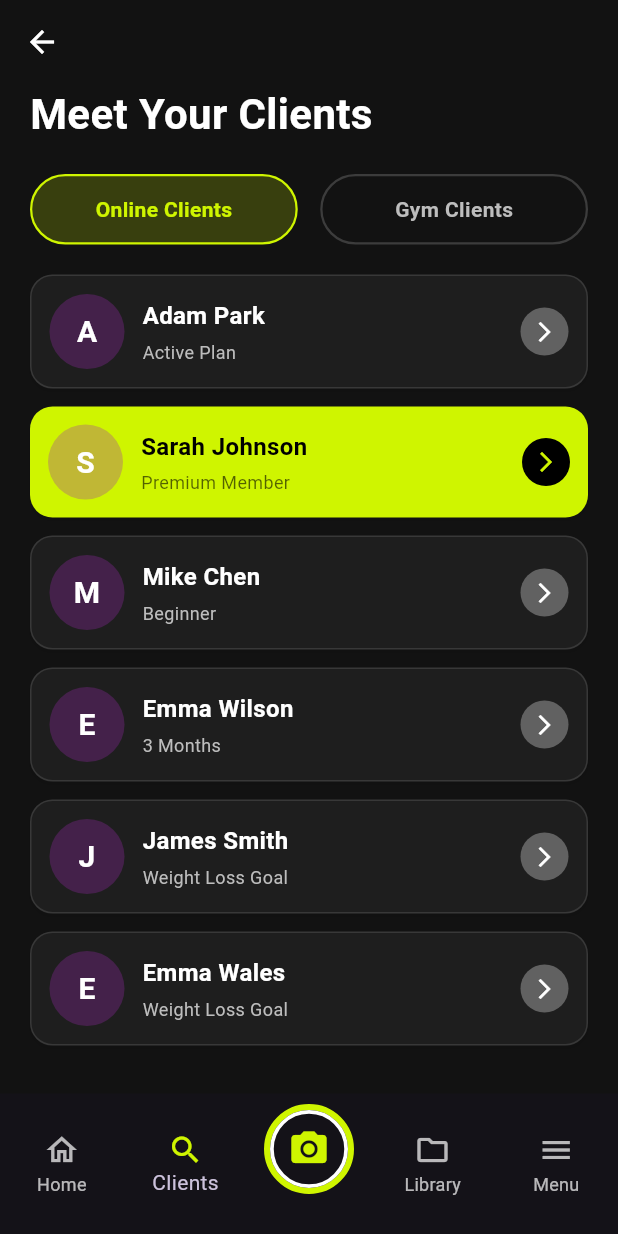
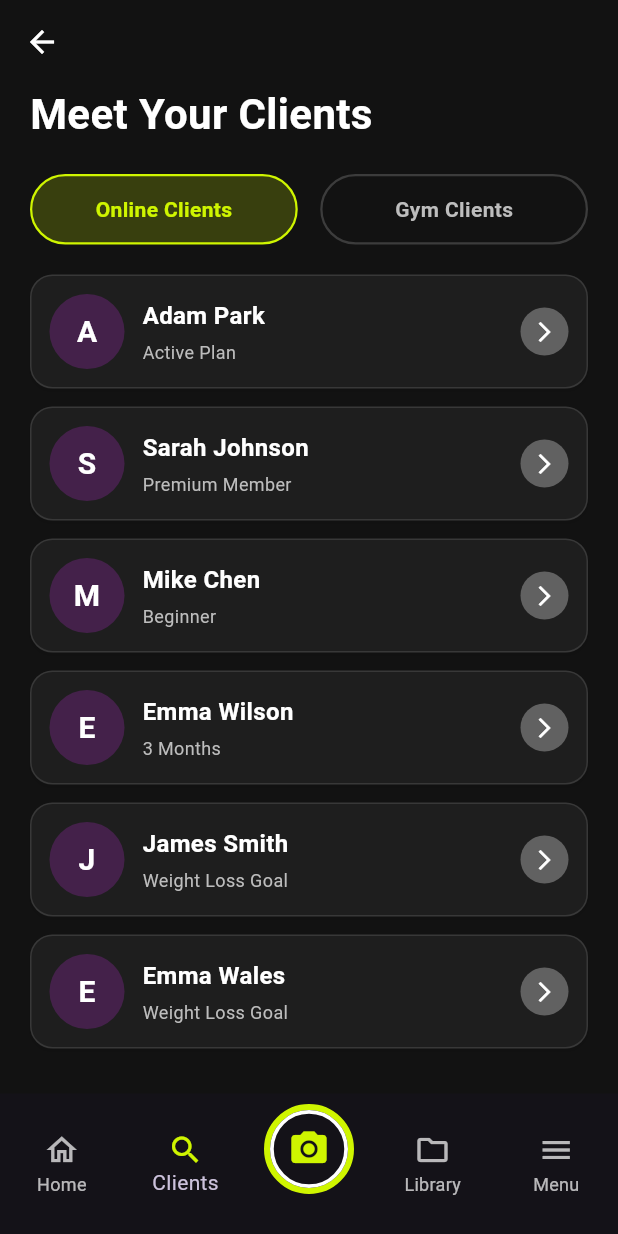
Before and after one commit to REPZ-AR/repz-ar, a Flutter app: the screen it shows after launch, item 2 of the bottom bar chosen, on a phone screen of 412 x 824 dp. Run offline on Flutter 3.47's test engine with Material 3 defaults, Android fonts, the phone set to English and light mode, and no system bars; our stand-ins replace camera; missing offline and left inert: google_mlkit_commons, google_mlkit_object_detection, google_mlkit_pose_detection.

Commit message:
fixed client selection logic

```diff
--- a/repz/lib/model/client.dart
+++ b/repz/lib/model/client.dart
@@ -1,11 +1,9 @@
 class Client {
   final String name;
   final String subtitle;
-  final bool isHighlighted;
 
   const Client({
     required this.name,
     required this.subtitle,
-    this.isHighlighted = false,
   });
 }
--- a/repz/lib/views/client_management.dart
+++ b/repz/lib/views/client_management.dart
@@ -15,11 +15,12 @@ class ClientManagementPage extends StatefulWidget {
 
 class _ClientManagementPageState extends State<ClientManagementPage> {
   bool isOnlineClients = true;
+  int? selectedClientIndex;
 
   // Sample data
   final List<Client> clients = const [
     Client(name: 'Adam Park', subtitle: 'Active Plan'),
-    Client(name: 'Sarah Johnson', subtitle: 'Premium Member', isHighlighted: true),
+    Client(name: 'Sarah Johnson', subtitle: 'Premium Member'),
     Client(name: 'Mike Chen', subtitle: 'Beginner'),
     Client(name: 'Emma Wilson', subtitle: '3 Months'),
     Client(name: 'James Smith', subtitle: 'Weight Loss Goal'),
@@ -85,9 +86,11 @@ class _ClientManagementPageState extends State<ClientManagementPage> {
                   client: clients[index],
                   isDarkMode: widget.isDarkMode,
                   accentColor: accentColor,
+                  isHighlighted: selectedClientIndex == index,
                   onTap: () {
-                    // Handle client tap
-                    print('Tapped on ${clients[index].name}');
+                    setState(() {
+                      selectedClientIndex = index;
+                    });
                   },
                 );
               },
--- a/repz/lib/widgets/common/client_card.dart
+++ b/repz/lib/widgets/common/client_card.dart
@@ -5,6 +5,7 @@ class ClientCard extends StatelessWidget {
   final Client client;
   final bool isDarkMode;
   final Color accentColor;
+  final bool isHighlighted; // Add this parameter
   final VoidCallback? onTap;
 
   const ClientCard({
@@ -12,6 +13,7 @@ class ClientCard extends StatelessWidget {
     required this.client,
     required this.isDarkMode,
     required this.accentColor,
+    this.isHighlighted = false, // Default to false
     this.onTap,
   }) : super(key: key);
 
@@ -26,9 +28,9 @@ class ClientCard extends StatelessWidget {
       child: Container(
         padding: const EdgeInsets.all(12),
         decoration: BoxDecoration(
-          color: client.isHighlighted ? accentColor : cardColor,
+          color: isHighlighted ? accentColor : cardColor, // Use parameter
           borderRadius: BorderRadius.circular(15),
-          border: client.isHighlighted
+          border: isHighlighted
               ? null
               : Border.all(
             color: Colors.grey.withOpacity(0.2),
@@ -70,7 +72,7 @@ class ClientCard extends StatelessWidget {
                     style: TextStyle(
                       fontSize: 16,
                       fontWeight: FontWeight.bold,
-                      color: client.isHighlighted ? Colors.black : textColor,
+                      color: isHighlighted ? Colors.black : textColor,
                     ),
                   ),
                   const SizedBox(height: 4),
@@ -78,7 +80,7 @@ class ClientCard extends StatelessWidget {
                     client.subtitle,
                     style: TextStyle(
                       fontSize: 12,
-                      color: client.isHighlighted
+                      color: isHighlighted
                           ? Colors.black.withOpacity(0.6)
                           : secondaryTextColor,
                     ),
@@ -91,14 +93,14 @@ class ClientCard extends StatelessWidget {
             Container(
               padding: const EdgeInsets.all(8),
               decoration: BoxDecoration(
-                color: client.isHighlighted
+                color: isHighlighted
                     ? Colors.black
                     : (isDarkMode ? Colors.grey[700] : const Color(0xFF4A4A4A)),
                 shape: BoxShape.circle,
               ),
               child: Icon(
                 Icons.arrow_forward_ios,
-                color: client.isHighlighted ? accentColor : Colors.white,
+                color: isHighlighted ? accentColor : Colors.white,
                 size: 16,
               ),
             ),
```
Also changed, not shown: repz/lib/views/trainer_management.dart (+6 -3 lines).
